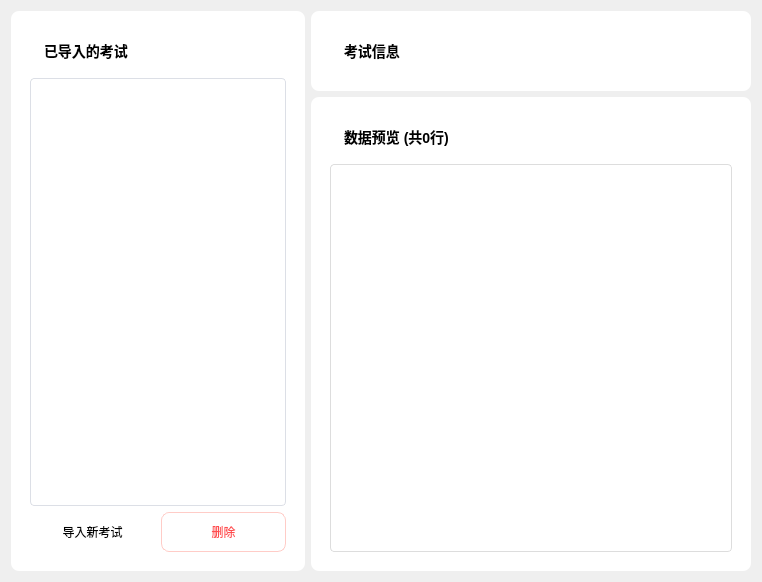
Old version of the form ui_page/page_one.ui in the repository fengyec2/StudentGradeTracker.
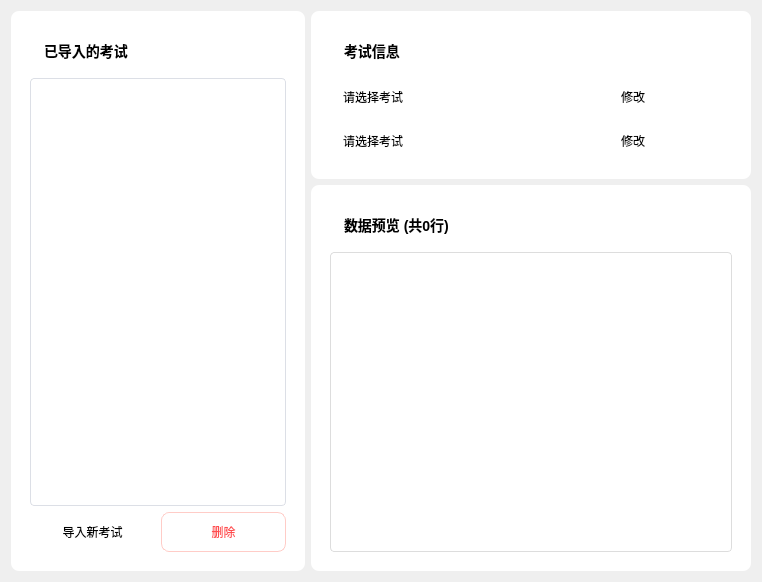
New version of the form. Icons and pictures are not drawn. Custom widgets are drawn as their Qt base class.

Commit message: feat: add exam name and date editing functionality in page one

Diff of the .ui file:
```diff
--- a/ui_page/page_one.ui
+++ b/ui_page/page_one.ui
@@ -76,6 +76,18 @@
        <layout class="QHBoxLayout" name="buttonLayout">
         <item>
          <widget class="PrimaryPushButton" name="pushButton">
+          <property name="sizePolicy">
+           <sizepolicy hsizetype="Minimum" vsizetype="Minimum">
+            <horstretch>0</horstretch>
+            <verstretch>0</verstretch>
+           </sizepolicy>
+          </property>
+          <property name="minimumSize">
+           <size>
+            <width>0</width>
+            <height>38</height>
+           </size>
+          </property>
           <property name="text">
            <string>导入新考试</string>
           </property>
@@ -130,6 +142,42 @@
           </property>
          </widget>
         </item>
+        <item>
+         <layout class="QHBoxLayout" name="examNameLayout">
+          <item>
+           <widget class="QLabel" name="labelExamName">
+            <property name="text">
+             <string>请选择考试</string>
+            </property>
+           </widget>
+          </item>
+          <item>
+           <widget class="QPushButton" name="btnEditExamName">
+            <property name="text">
+             <string>修改</string>
+            </property>
+           </widget>
+          </item>
+         </layout>
+        </item>
+        <item>
+         <layout class="QHBoxLayout" name="examDateLayout">
+          <item>
+           <widget class="QLabel" name="labelExamDate">
+            <property name="text">
+             <string>请选择考试</string>
+            </property>
+           </widget>
+          </item>
+          <item>
+           <widget class="QPushButton" name="btnEditExamDate">
+            <property name="text">
+             <string>修改</string>
+            </property>
+           </widget>
+          </item>
+         </layout>
+        </item>
        </layout>
       </widget>
      </item>
```
Left out of the diff: 12 changed lines with no effect on the pictures. The commit also changes 2 other files.
